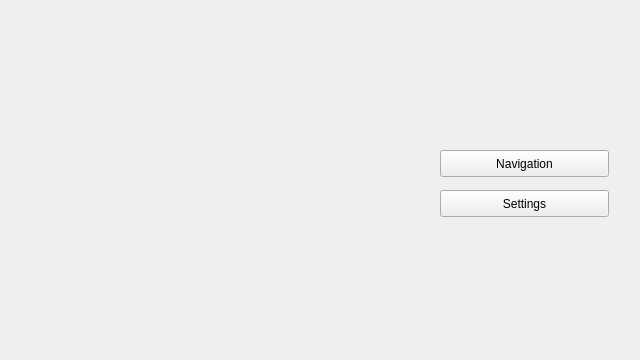
Above: Infotainment/mainwindow.ui from PeterBohlin/InfotainmentConcept before the change. Below: the same form after it.
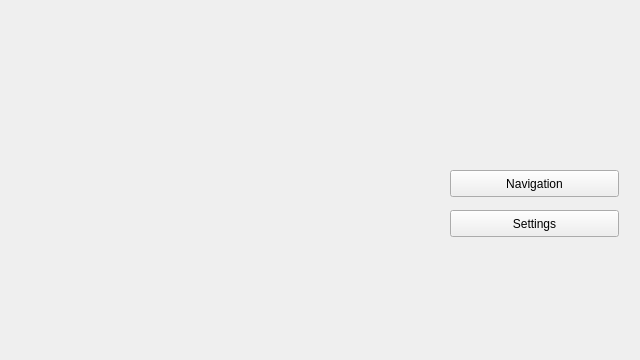
That is the form after the change.

```diff
--- a/Infotainment/mainwindow.ui
+++ b/Infotainment/mainwindow.ui
@@ -29,8 +29,8 @@
    <widget class="QPushButton" name="pushButtonNavigation">
     <property name="geometry">
      <rect>
-      <x>440</x>
-      <y>150</y>
+      <x>450</x>
+      <y>170</y>
       <width>169</width>
       <height>27</height>
      </rect>
@@ -42,8 +42,8 @@
    <widget class="QPushButton" name="pushButtonCarSettings">
     <property name="geometry">
      <rect>
-      <x>440</x>
-      <y>190</y>
+      <x>450</x>
+      <y>210</y>
       <width>169</width>
       <height>27</height>
      </rect>
```
